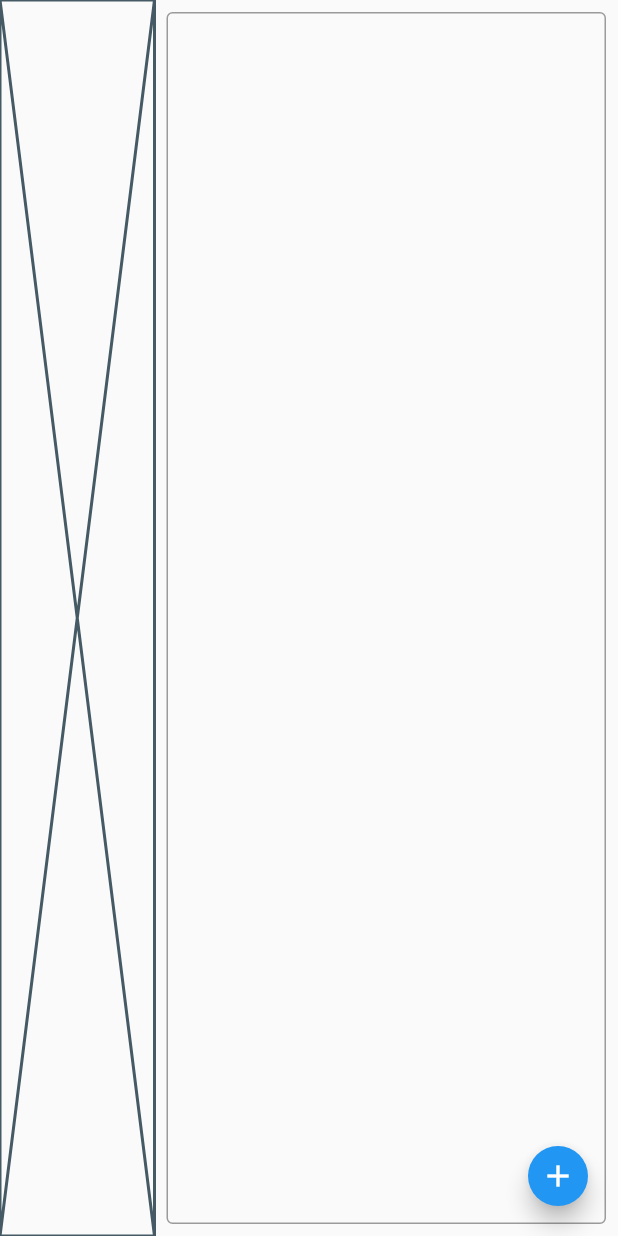
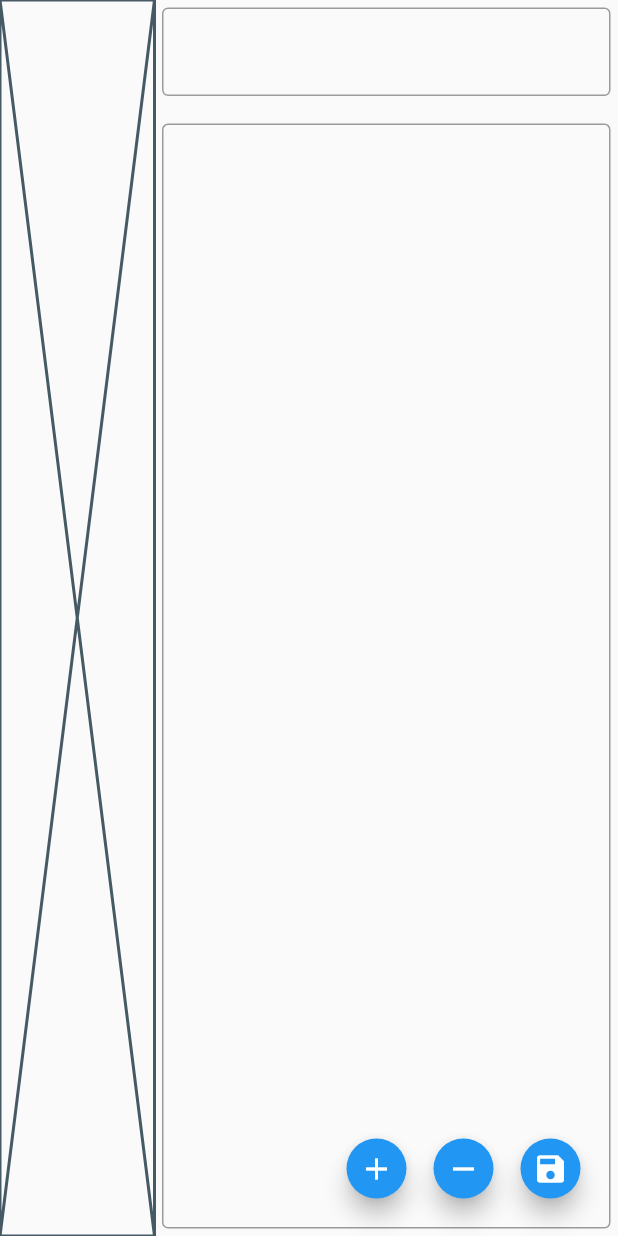
Before and after one commit to thePhenom21/Notebook, a Flutter app: the screen it shows after launch, on a phone screen of 412 x 824 dp. Run offline on Flutter 3.47's test engine with Material 2 defaults, Android fonts, the phone set to English and light mode, and no system bars; our stand-ins replace dio, riverpod.

Commit message:
first http requests

```diff
--- a/lib/views/Notebook.dart
+++ b/lib/views/Notebook.dart
@@ -19,10 +19,29 @@ class _NotebookState extends State<Notebook> {
               width: MediaQuery.of(context).size.width / 4,
               height: MediaQuery.of(context).size.height,
               child: Placeholder()),
+          Column(
+            children: [
               SizedBox(
                 child: Padding(
-              padding: const EdgeInsets.all(8.0),
+                  padding: const EdgeInsets.only(
+                      top: 5.0, left: 5.0, right: 5.0, bottom: 10),
                   child: TextField(
+                    mouseCursor: MouseCursor.uncontrolled,
+                    textAlignVertical: TextAlignVertical.top,
+                    minLines: 1,
+                    maxLines: 1,
+                    decoration: InputDecoration(border: OutlineInputBorder()),
+                  ),
+                ),
+                width: 3 * (MediaQuery.of(context).size.width) / 4,
+                height: MediaQuery.of(context).size.height / 10,
+              ),
+              SizedBox(
+                child: Padding(
+                  padding:
+                      const EdgeInsets.only(left: 5.0, right: 5.0, bottom: 5.0),
+                  child: TextField(
+                    mouseCursor: MouseCursor.uncontrolled,
                     textAlignVertical: TextAlignVertical.top,
                     expands: true,
                     minLines: null,
@@ -31,13 +50,37 @@ class _NotebookState extends State<Notebook> {
                   ),
                 ),
                 width: 3 * (MediaQuery.of(context).size.width) / 4,
-            height: MediaQuery.of(context).size.height,
+                height: 9 * MediaQuery.of(context).size.height / 10,
+              ),
+            ],
           )
         ],
       ),
-      floatingActionButton: FloatingActionButton.small(
+      floatingActionButton: Row(
+        mainAxisAlignment: MainAxisAlignment.end,
+        children: [
+          Padding(
+            padding: const EdgeInsets.all(5.0),
+            child: FloatingActionButton.small(
               onPressed: () {},
               child: Icon(Icons.add),
+            ),
+          ),
+          Padding(
+            padding: const EdgeInsets.all(5.0),
+            child: FloatingActionButton.small(
+              onPressed: () {},
+              child: Icon(Icons.remove),
+            ),
+          ),
+          Padding(
+            padding: const EdgeInsets.all(5.0),
+            child: FloatingActionButton.small(
+              onPressed: () {},
+              child: Icon(Icons.save),
+            ),
+          )
+        ],
       ),
     );
   }
@@ -45,5 +88,11 @@ class _NotebookState extends State<Notebook> {
 
 createNote(String id, String title, String text, String userId) async {
   Note note = Note(id, text, title, userId);
-  Dio().post("localhost:8080/createNote/$id/$userId/$title", data: text);
+  await Dio().post("localhost:8080/createNote/$id/$userId/$title", data: text);
 }
+
+Future<List<Note>> getNotes(String userId) async {
+  return await Dio()
+      .get("localhost:8080/notes/$userId")
+      .then((value) => value.data);
+}
```
Lines whose indentation alone changed are shown as unchanged.
